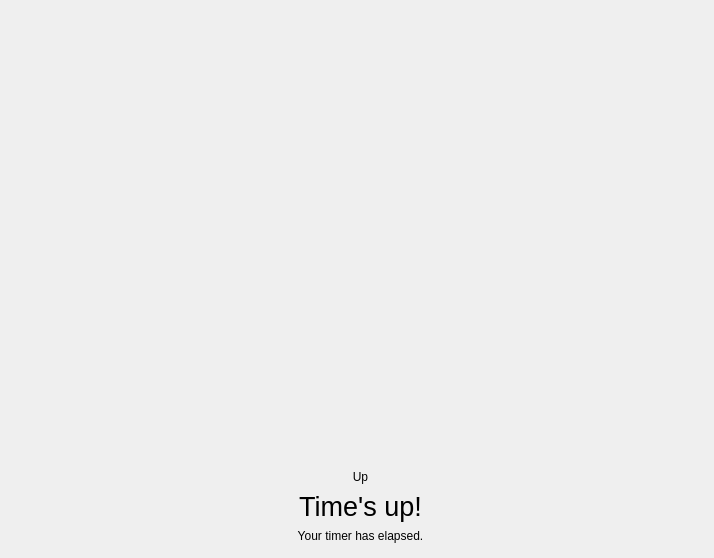
The window that timercomplete.ui (vicr123/tsscreenlock) describes before a commit, drawn with Qt 5.
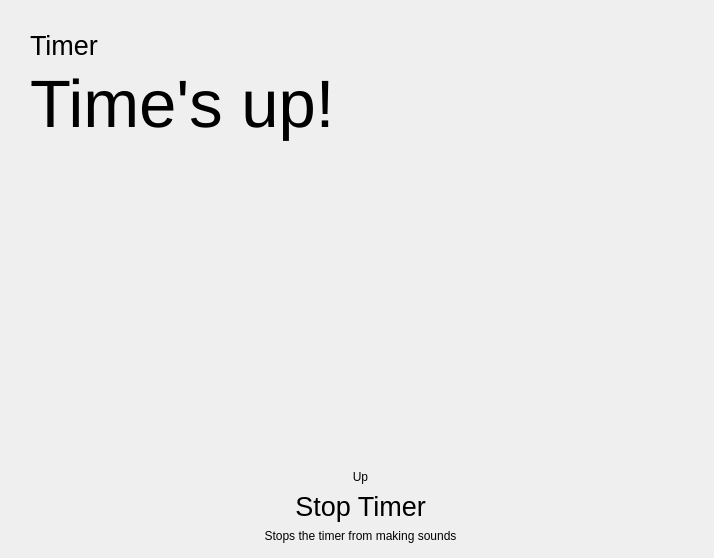
The same window after the commit.

The edit to the form file:
```diff
--- a/timercomplete.ui
+++ b/timercomplete.ui
@@ -53,7 +53,7 @@
        </font>
       </property>
       <property name="text">
-       <string>Time's up!</string>
+       <string>Stop Timer</string>
       </property>
       <property name="alignment">
        <set>Qt::AlignCenter</set>
@@ -63,7 +63,7 @@
     <item>
      <widget class="QLabel" name="label_7">
       <property name="text">
-       <string>Your timer has elapsed.</string>
+       <string>Stops the timer from making sounds</string>
       </property>
       <property name="alignment">
        <set>Qt::AlignCenter</set>
@@ -72,6 +72,60 @@
     </item>
    </layout>
   </widget>
+  <widget class="QFrame" name="infoFrame">
+   <property name="geometry">
+    <rect>
+     <x>0</x>
+     <y>0</y>
+     <width>701</width>
+     <height>171</height>
+    </rect>
+   </property>
+   <property name="frameShape">
+    <enum>QFrame::NoFrame</enum>
+   </property>
+   <property name="frameShadow">
+    <enum>QFrame::Raised</enum>
+   </property>
+   <layout class="QVBoxLayout" name="verticalLayout">
+    <property name="leftMargin">
+     <number>30</number>
+    </property>
+    <property name="topMargin">
+     <number>30</number>
+    </property>
+    <property name="rightMargin">
+     <number>30</number>
+    </property>
+    <property name="bottomMargin">
+     <number>30</number>
+    </property>
+    <item>
+     <widget class="QLabel" name="label">
+      <property name="font">
+       <font>
+        <pointsize>20</pointsize>
+       </font>
+      </property>
+      <property name="text">
+       <string>Timer</string>
+      </property>
+     </widget>
+    </item>
+    <item>
+     <widget class="QLabel" name="label_2">
+      <property name="font">
+       <font>
+        <pointsize>50</pointsize>
+       </font>
+      </property>
+      <property name="text">
+       <string>Time's up!</string>
+      </property>
+     </widget>
+    </item>
+   </layout>
+  </widget>
  </widget>
  <resources/>
  <connections/>
```
